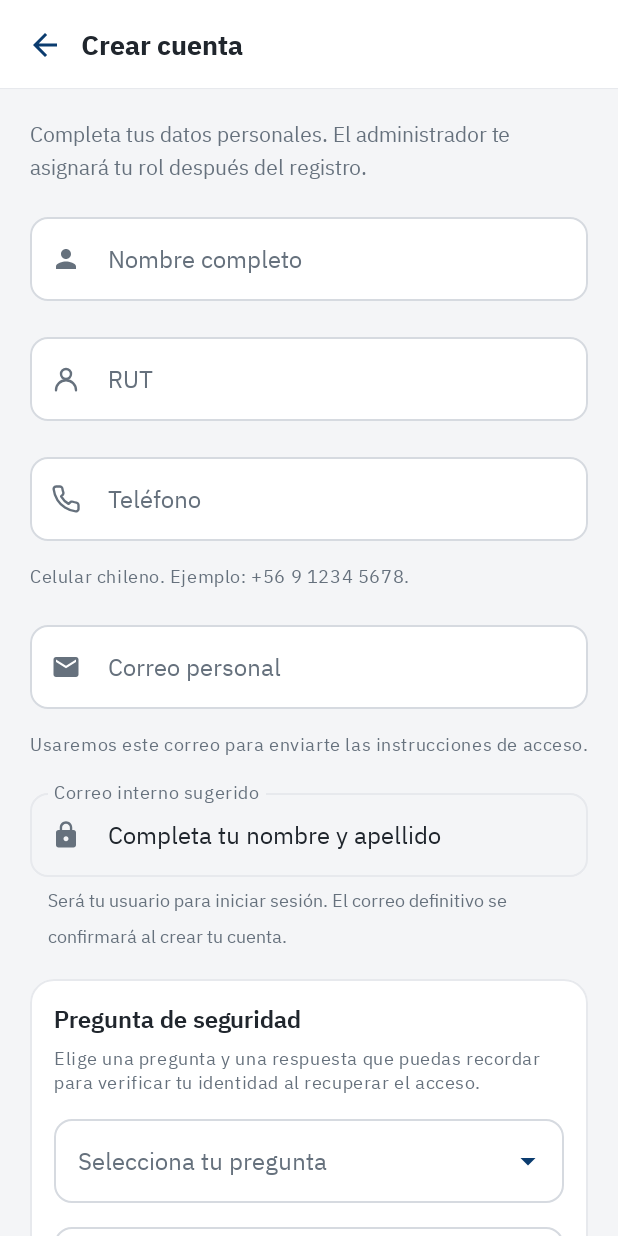
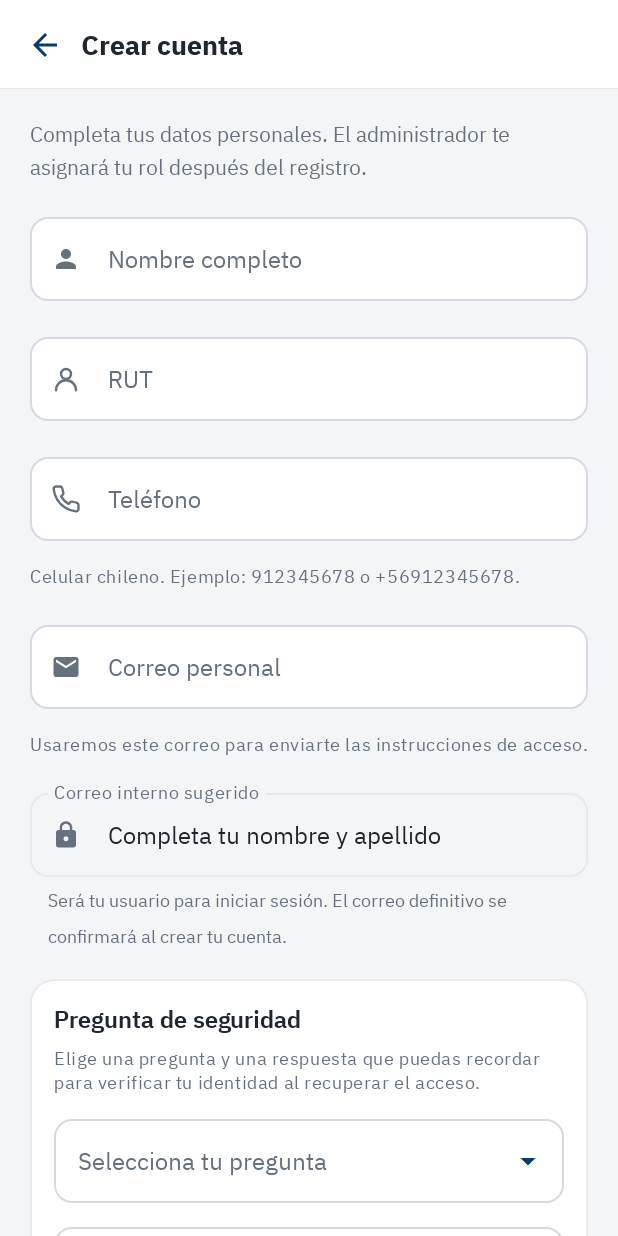
Before and after one commit to SolntHR/AppProtocolos_EQ014, an Android app built with Jetpack Compose: the RegistroScreen screen opened through its navigation route, on a phone screen of 412 x 824 dp. Run offline under Robolectric (Android 15) with nearby library versions, the phone set to English and light mode, and no system bars.

Commit message:
Habia eliminado la fun de errorTelefono, ya volvió

```diff
--- a/app/src/main/java/com/example/appprotocolos_eq014/util/Validaciones.kt
+++ b/app/src/main/java/com/example/appprotocolos_eq014/util/Validaciones.kt
@@ -48,6 +48,12 @@ object Validaciones {
         return if (telefonoValido(numero)) "+56 ${numero.take(1)} ${numero.substring(1, 5)} ${numero.takeLast(4)}" else telefono.trim()
     }
 
+    fun errorTelefono(telefono: String): String? = when {
+    telefono.isBlank() -> "Ingresa tu teléfono"
+    !telefonoValido(telefono) -> "Teléfono inválido. Ej: 912345678"
+    else -> null
+    }
+
     fun errorCorreo(correo: String): String? = when {
         correo.isBlank() -> "Ingresa tu correo electrónico"
         !correoValido(correo) -> "Correo inválido. Ejemplo: nombre@empresa.cl"
--- a/app/src/main/java/com/example/appprotocolos_eq014/viewmodel/EditarPerfilViewModel.kt
+++ b/app/src/main/java/com/example/appprotocolos_eq014/viewmodel/EditarPerfilViewModel.kt
@@ -98,7 +98,7 @@ class EditarPerfilViewModel(
                 idUsuario = idUsuario,
                 nombre = if (estado.esCliente) estado.empresa else estado.nombre.trim(),
                 rut = estado.rut.trim(),
-                telefono = estado.telefono.trim(),
+                telefono = Validaciones.telefonoCompleto(estado.telefono),
                 contactoNombre = if (estado.esCliente) estado.nombre.trim() else null,
                 contactoCargo = if (estado.esCliente) estado.cargo.trim() else null
             )
--- a/app/src/main/res/values/strings.xml
+++ b/app/src/main/res/values/strings.xml
@@ -174,7 +174,7 @@
     <string name="registro_introduccion">Completa tus datos personales. El administrador te asignará tu rol después del registro.</string>
     <string name="registro_nombre">Nombre completo</string>
     <string name="registro_telefono">Teléfono</string>
-    <string name="registro_telefono_ayuda">Celular chileno. Ejemplo: +56 9 1234 5678.</string>
+    <string name="registro_telefono_ayuda">Celular chileno. Ejemplo: 912345678 o +56912345678.</string>
     <string name="registro_correo_personal">Correo personal</string>
     <string name="registro_correo_ayuda">Usaremos este correo para enviarte las instrucciones de acceso.</string>
     <string name="registro_correo_interno">Correo interno sugerido</string>
```
